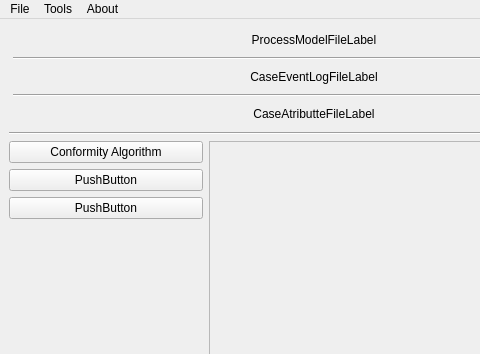
This is valinormainwindow.ui in ggHenschel/Valinor as Qt 5 draws it before an edit; both pictures show x 0 to 480 and y 0 to 354 of the 800 by 600 pixel window. The edited form follows.
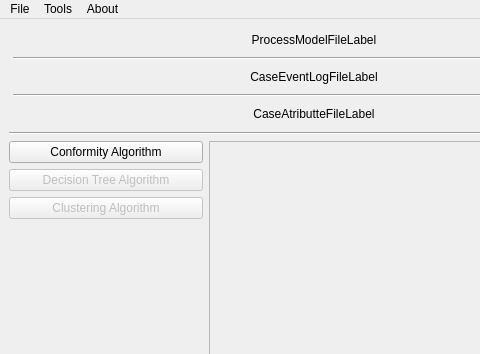
This is the edited form.

Commit message: Conformity Window version0.20180527 Added Conformity Window UI Started  Conformity Algorithm

What changed in the file:
```diff
--- a/valinormainwindow.ui
+++ b/valinormainwindow.ui
@@ -156,15 +156,21 @@
           </item>
           <item>
            <widget class="QPushButton" name="pushButton_7">
+            <property name="enabled">
+             <bool>false</bool>
+            </property>
             <property name="text">
-             <string>PushButton</string>
+             <string>Decision Tree Algorithm</string>
             </property>
            </widget>
           </item>
           <item>
            <widget class="QPushButton" name="pushButton_9">
+            <property name="enabled">
+             <bool>false</bool>
+            </property>
             <property name="text">
-             <string>PushButton</string>
+             <string>Clustering Algorithm</string>
             </property>
            </widget>
           </item>
```
Left out of the diff: 2 changed lines with no effect on the pictures. The commit also changes 7 other files.
